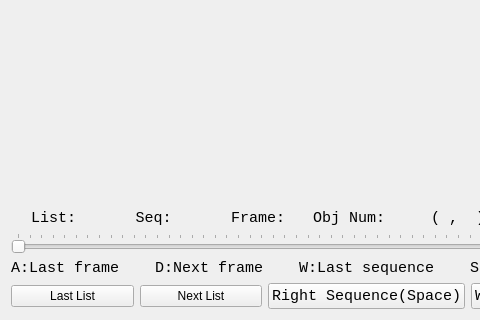
Before: the Qt Designer form sequence_cleaner_UI.ui in ShenhanQian/inital-scribble-collector, drawn with Qt 5; both pictures show x 0 to 480 and y 89 to 409 of the 616 by 409 pixel window.
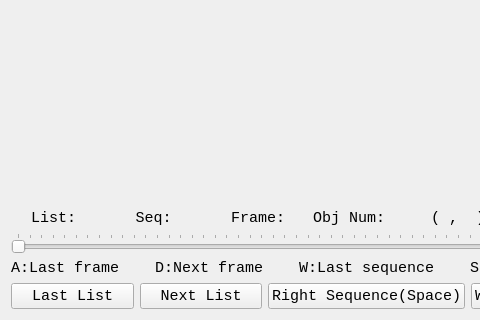
After: the same form once the commit is applied.

Commit message: Remove support for valid dataset. Strip valid dataset from sequence list, leading to list num drop from 40 to 35.

```diff
--- a/sequence_cleaner_UI.ui
+++ b/sequence_cleaner_UI.ui
@@ -209,6 +209,12 @@
       <layout class="QHBoxLayout" name="horizontalLayout_3">
        <item>
         <widget class="QPushButton" name="pushButton_last_list">
+         <property name="font">
+          <font>
+           <family>Consolas</family>
+           <pointsize>11</pointsize>
+          </font>
+         </property>
          <property name="text">
           <string>Last List</string>
          </property>
@@ -216,6 +222,12 @@
        </item>
        <item>
         <widget class="QPushButton" name="pushButton_next_list">
+         <property name="font">
+          <font>
+           <family>Consolas</family>
+           <pointsize>11</pointsize>
+          </font>
+         </property>
          <property name="text">
           <string>Next List</string>
          </property>
```
The commit also changes 3 other files.
